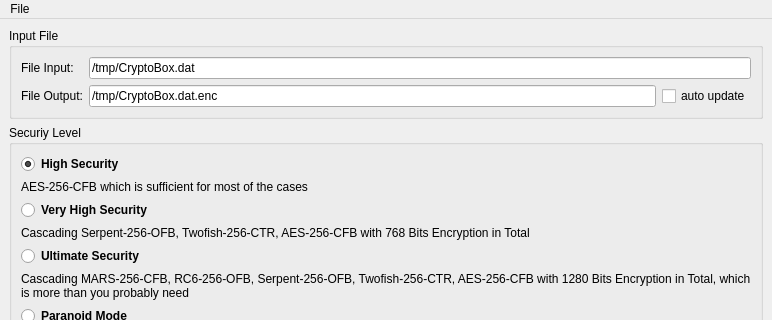
Above: mainwindow.ui from jowin202/FuckTheNSA before the change; both pictures show x 0 to 772 and y 0 to 320 of the 772 by 645 pixel window. Below: the same form after it.
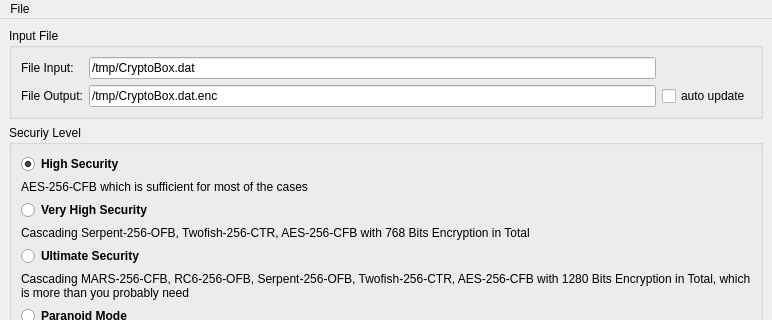
That is the form after the change.

What changed in the file:
```diff
--- a/mainwindow.ui
+++ b/mainwindow.ui
@@ -206,7 +206,7 @@
            </property>
           </widget>
          </item>
-         <item row="0" column="1" colspan="2">
+         <item row="0" column="1">
           <widget class="QLineEdit" name="line_file_in">
            <property name="text">
             <string>/tmp/CryptoBox.dat</string>
```
